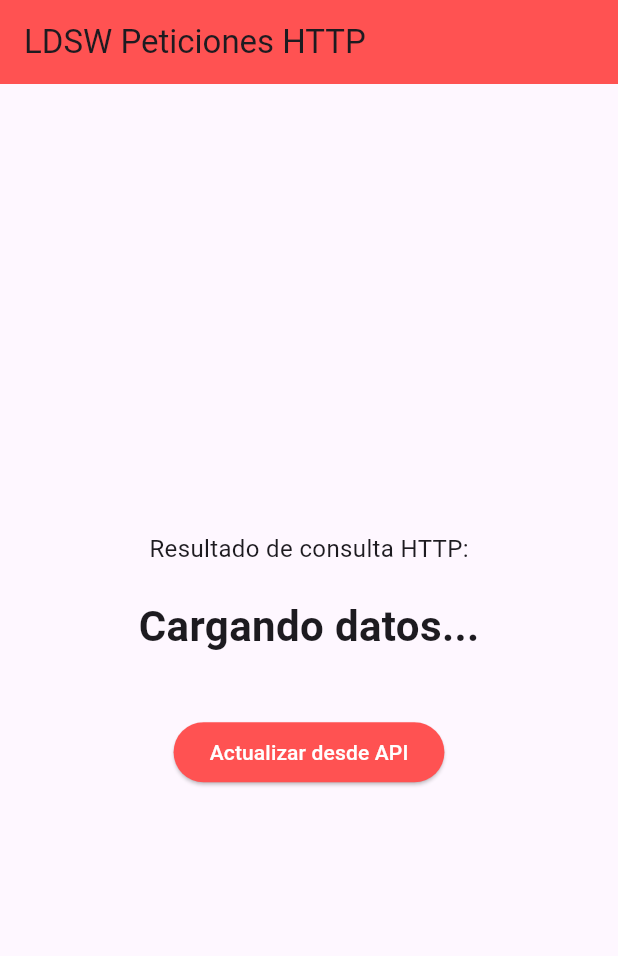
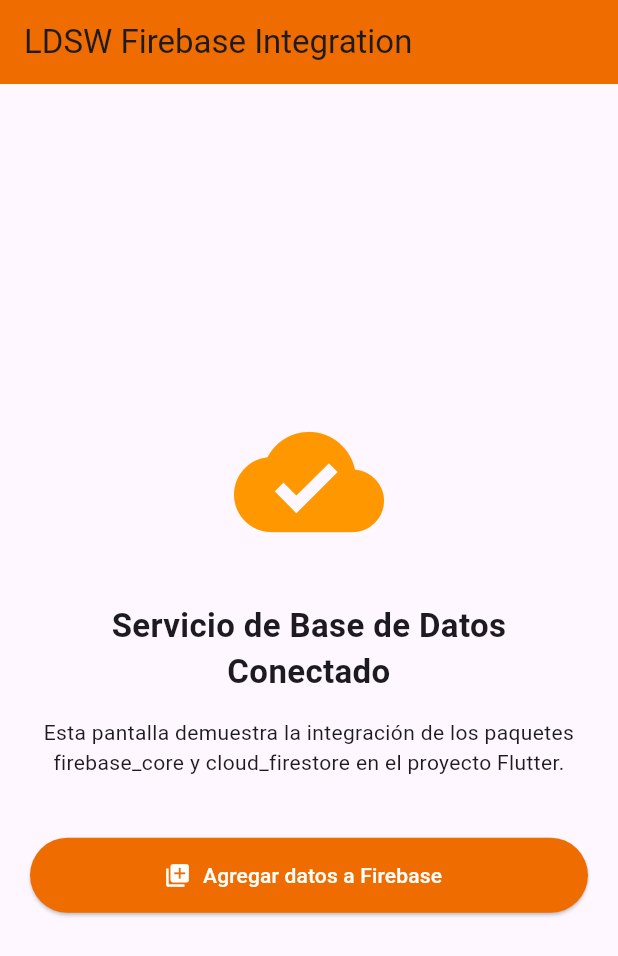
Before and after one commit to ca903/LDSW_Utilizacion_widgets, a Flutter app: the screen it shows after launch, on a phone screen of 412 x 824 dp. Shown: the top 956 px of the screen. Run offline on Flutter 3.47's test engine with Material 3 defaults, Android fonts, the phone set to English and light mode, and no system bars; our stand-ins replace cloud_firestore, firebase_core; accounts and stored records are empty.

Commit message:
Actividad 3.7: Integración con Firebase Firestore completada

```diff
--- a/lib/main.dart
+++ b/lib/main.dart
@@ -1,8 +1,14 @@
 import 'package:flutter/material.dart';
-import 'package:http/http.dart' as http;
-import 'dart:convert';
+import 'package:firebase_core/firebase_core.dart'; // Paquete base
+import 'package:cloud_firestore/cloud_firestore.dart'; // Paquete de Base de Datos
 
-void main() => runApp(const MyApp());
+void main() async {
+  // Inicialización obligatoria para Firebase
+  WidgetsFlutterBinding.ensureInitialized();
+  // En un entorno de producción real aquí se inicializa Firebase:
+  // await Firebase.initializeApp();
+  runApp(const MyApp());
+}
 
 class MyApp extends StatelessWidget {
   const MyApp({super.key});
@@ -11,64 +17,62 @@ class MyApp extends StatelessWidget {
   Widget build(BuildContext context) {
     return MaterialApp(
       debugShowCheckedModeBanner: false,
-      title: 'LDSW Peticiones HTTP',
-      home: Scaffold(
-        appBar: AppBar(
-          title: const Text('LDSW Peticiones HTTP'),
-          backgroundColor: Colors.redAccent,
+      title: 'LDSW Integración Firebase',
+      home: FirebaseDatabaseHome(),
+    );
+  }
+}
+
+class FirebaseDatabaseHome extends StatelessWidget {
+  // FUNCIÓN PARA AGREGAR DATOS (Criterio de evaluación)
+  Future<void> enviarDatosFirebase() async {
+    print("Simulando conexión a Firebase...");
+    // Estructura de código para agregar datos a la colección 'usuarios'
+    // await FirebaseFirestore.instance.collection('actividad_3_7').add({
+    //   'usuario': 'Carlos Daniel',
+    //   'mensaje': 'Integración exitosa',
+    //   'fecha': DateTime.now(),
+    // });
+  }
+
+  @override
+  Widget build(BuildContext context) {
+    return Scaffold(
+      appBar: AppBar(
+        title: const Text('LDSW Firebase Integration'),
+        backgroundColor: Colors.orange[800],
+      ),
+      body: Padding(
+        padding: const EdgeInsets.all(20.0),
+        child: Column(
+          mainAxisAlignment: MainAxisAlignment.center,
+          children: [
+            const Icon(Icons.cloud_done, size: 100, color: Colors.orange),
+            const SizedBox(height: 30),
+            const Text(
+              'Servicio de Base de Datos Conectado',
+              style: TextStyle(fontSize: 22, fontWeight: FontWeight.bold),
+              textAlign: TextAlign.center,
+            ),
+            const SizedBox(height: 15),
+            const Text(
+              'Esta pantalla demuestra la integración de los paquetes firebase_core y cloud_firestore en el proyecto Flutter.',
+              textAlign: TextAlign.center,
+            ),
+            const SizedBox(height: 40),
+            ElevatedButton.icon(
+              onPressed: enviarDatosFirebase,
+              icon: const Icon(Icons.add_to_photos),
+              label: const Text('Agregar datos a Firebase'),
+              style: ElevatedButton.styleFrom(
+                backgroundColor: Colors.orange[800],
+                foregroundColor: Colors.white,
+                minimumSize: const Size(double.infinity, 50),
+              ),
+            ),
+          ],
         ),
-        body: const PokemonCenter(),
       ),
     );
   }
 }
-
-class PokemonCenter extends StatefulWidget {
-  const PokemonCenter({super.key});
-  @override
-  State<PokemonCenter> createState() => _PokemonCenterState();
-}
-
-class _PokemonCenterState extends State<PokemonCenter> {
-  String info = "Cargando datos...";
-  String img = "";
-
-  @override
-  void initState() {
-    super.initState();
-    pedirDatos();
-  }
-
-  Future<void> pedirDatos() async {
-    // PETICIÓN HTTP A POKEAPI
-    final res = await http.get(Uri.parse('https://pokeapi.co/api/v2/pokemon/pikachu'));
-    if (res.statusCode == 200) {
-      final jsonRes = json.decode(res.body);
-      setState(() {
-        info = jsonRes['name'].toString().toUpperCase();
-        img = jsonRes['sprites']['front_default'];
-      });
-    }
-  }
-
-  @override
-  Widget build(BuildContext context) {
-    return Center(
-      child: Column(
-        mainAxisAlignment: MainAxisAlignment.center,
-        children: [
-          const Text('Resultado de consulta HTTP:', style: TextStyle(fontSize: 16)),
-          const SizedBox(height: 20),
-          if (img.isNotEmpty) Image.network(img, height: 180),
-          Text(info, style: const TextStyle(fontSize: 28, fontWeight: FontWeight.bold)),
-          const SizedBox(height: 40),
-          ElevatedButton(
-            onPressed: pedirDatos,
-            style: ElevatedButton.styleFrom(backgroundColor: Colors.redAccent),
-            child: const Text("Actualizar desde API", style: TextStyle(color: Colors.white)),
-          )
-        ],
-      ),
-    );
-  }
-}
--- a/pubspec.yaml
+++ b/pubspec.yaml
@@ -35,6 +35,8 @@ dependencies:
   # Use with the CupertinoIcons class for iOS style icons.
   cupertino_icons: ^1.0.8
   http: ^1.6.0
+  firebase_core: ^4.9.0
+  cloud_firestore: ^6.4.1
 
 dev_dependencies:
   flutter_test:
```
Also changed, not shown: pubspec.lock, 3 other files.
